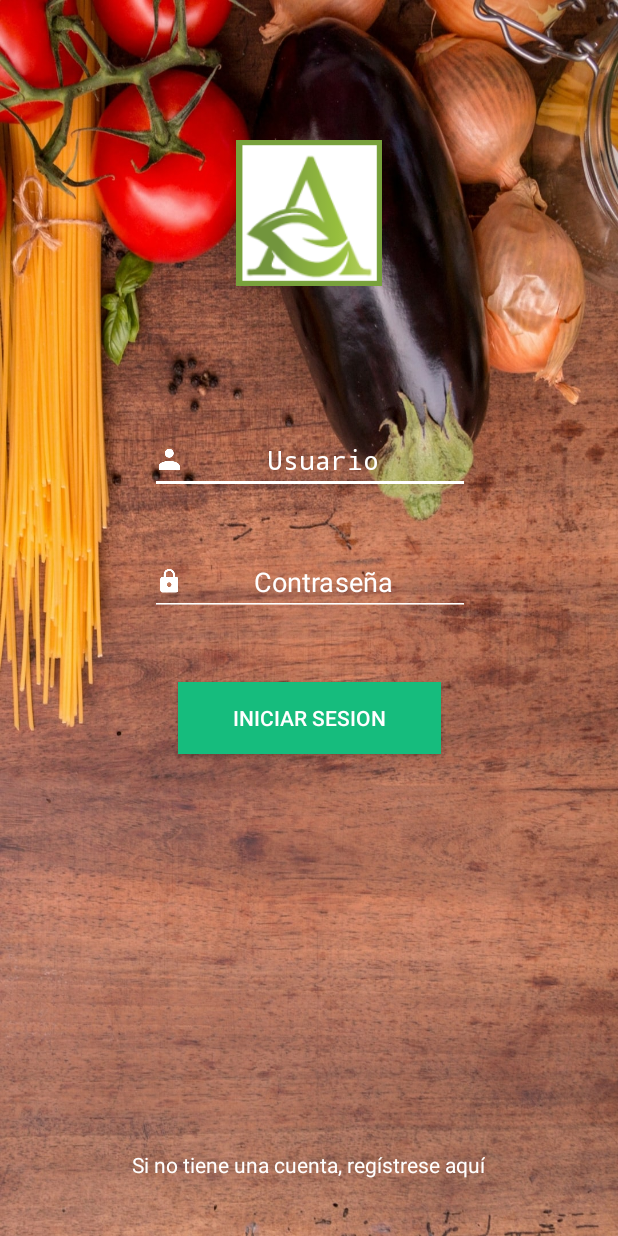
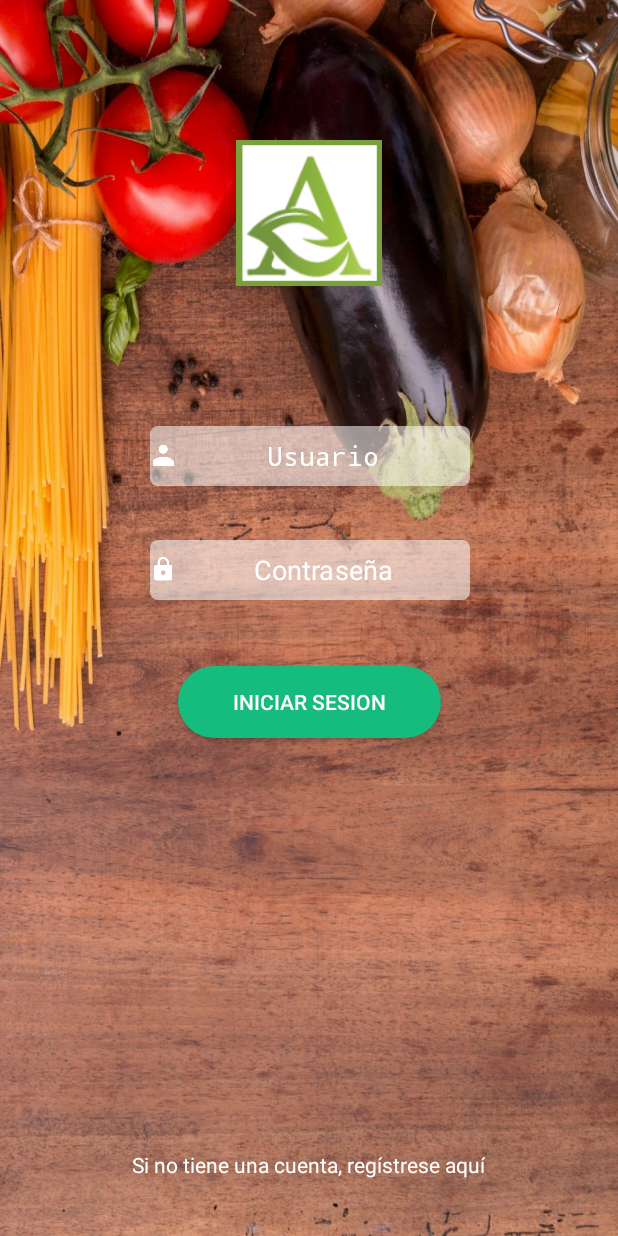
Before and after one commit to juanrodicio/AllergioApp, an Android app: the LoginActivity screen opened directly, with no data from a screen before it, on a phone screen of 412 x 824 dp. Run offline under Robolectric (Android 15) with nearby library versions, the phone set to English and light mode, and no system bars; libraries missing offline, so code that uses them is left out: dmax.dialog.

Commit message:
Cambiando los textos y botones de la pantalla de login y registro.

```diff
--- /dev/null
+++ b/app/src/main/res/drawable/rounded_button_main.xml
@@ -0,0 +1,5 @@
+<?xml version="1.0" encoding="utf-8"?>
+<shape xmlns:android="http://schemas.android.com/apk/res/android">
+    <solid android:color="@color/bg_slider_screen2" />
+    <corners android:radius="25dp" />
+</shape>
--- /dev/null
+++ b/app/src/main/res/drawable/rounded_editext.xml
@@ -0,0 +1,5 @@
+<?xml version="1.0" encoding="utf-8"?>
+<shape xmlns:android="http://schemas.android.com/apk/res/android">
+    <solid android:color="#8c000000" />
+    <corners android:radius="5dp" />
+</shape>
--- a/app/src/main/res/layout/activity_login.xml
+++ b/app/src/main/res/layout/activity_login.xml
@@ -29,26 +29,30 @@
             android:layout_height="wrap_content"
             android:layout_alignParentBottom="true"
             android:layout_centerHorizontal="true"
+            android:layout_marginBottom="8dp"
             android:layout_marginEnd="8dp"
             android:layout_marginStart="8dp"
             android:layout_marginTop="44dp"
-            android:background="@color/bg_slider_screen2"
+            android:background="@drawable/rounded_button_main"
             android:onClick="login"
             android:text="Iniciar sesion"
             android:textColor="@color/white"
+            app:layout_constraintBottom_toBottomOf="parent"
             app:layout_constraintEnd_toEndOf="parent"
             app:layout_constraintHorizontal_bias="0.502"
             app:layout_constraintStart_toStartOf="parent"
-            app:layout_constraintTop_toBottomOf="@+id/passwordText" />
+            app:layout_constraintTop_toBottomOf="@+id/passwordText"
+            app:layout_constraintVertical_bias="0.0" />
 
         <EditText
             android:id="@+id/usernameText"
             android:layout_width="wrap_content"
-            android:layout_height="wrap_content"
+            android:layout_height="40dp"
             android:layout_centerInParent="true"
             android:layout_marginEnd="8dp"
             android:layout_marginStart="8dp"
             android:layout_marginTop="284dp"
+            android:background="@drawable/rounded_editext"
             android:backgroundTint="@color/white"
             android:drawableStart="@drawable/baseline_person_white_18"
             android:ems="10"
@@ -68,12 +72,13 @@
         <EditText
             android:id="@+id/passwordText"
             android:layout_width="wrap_content"
-            android:layout_height="wrap_content"
+            android:layout_height="40dp"
             android:layout_alignParentBottom="true"
             android:layout_centerHorizontal="true"
             android:layout_marginEnd="8dp"
             android:layout_marginStart="8dp"
             android:layout_marginTop="36dp"
+            android:background="@drawable/rounded_editext"
             android:backgroundTint="@color/white"
             android:drawableStart="@drawable/baseline_lock_white_18"
             android:ems="10"
--- a/app/src/main/res/values/colors.xml
+++ b/app/src/main/res/values/colors.xml
@@ -10,6 +10,7 @@
     <color name="yellow">#FFFF00</color>
     <color name="red_ingredient">#FF4C4C</color>
     <color name="green">#009900</color>
+    <color name="button_background">#8c000000</color>
 
     <!-- Screens background color-->
     <color name="bg_slider_screen1">#f4b241</color>
```
Also changed, not shown: app/src/main/java/es/uca/allergioapp/Activities/Admin/AddAllergyActivity.java (+6 -1 lines), app/src/main/res/layout/activity_ingredient_details.xml (+42 -25 lines), app/src/main/res/layout/activity_sign_up.xml (+30 -14 lines).
